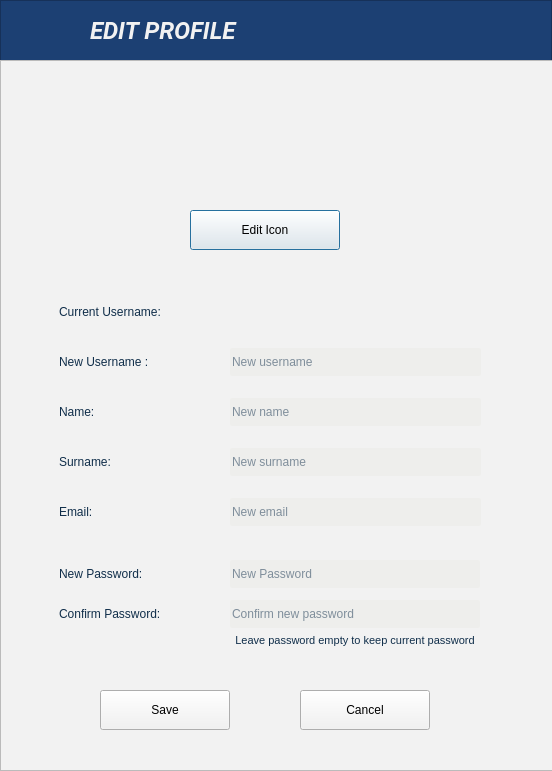
franco-ruggeri/write-together, file src/client/ProfileUpdateDialog.ui: the form before one commit.
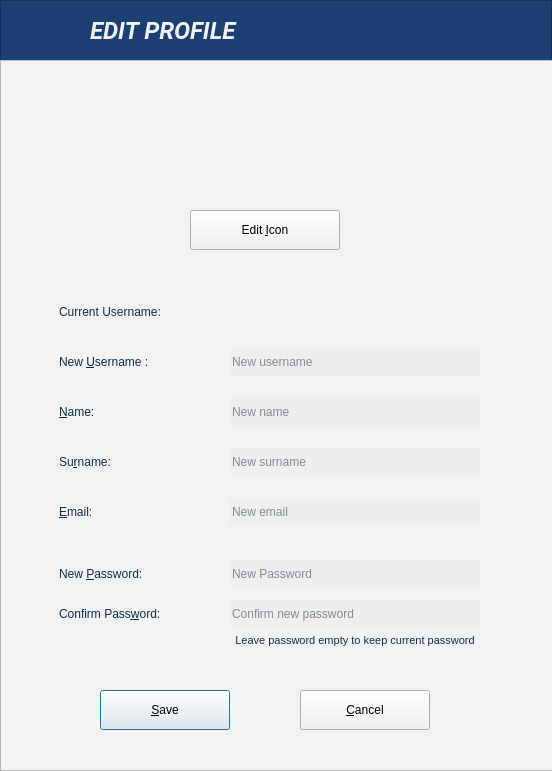
The form after the commit. Icons and pictures are not drawn.

Commit message: update profile while editing and minor changes

Diff of the .ui file:
```diff
--- a/src/client/ProfileUpdateDialog.ui
+++ b/src/client/ProfileUpdateDialog.ui
@@ -137,7 +137,7 @@
      <cursorShape>PointingHandCursor</cursorShape>
     </property>
     <property name="text">
-     <string>Edit Icon</string>
+     <string>Edit &amp;Icon</string>
     </property>
    </widget>
    <widget class="QPushButton" name="changepass_change_pushButton">
@@ -153,7 +153,10 @@
      <cursorShape>PointingHandCursor</cursorShape>
     </property>
     <property name="text">
-     <string>Save</string>
+     <string>&amp;Save</string>
+    </property>
+    <property name="default">
+     <bool>true</bool>
     </property>
    </widget>
    <widget class="QPushButton" name="changepass_cancel_pushButton">
@@ -169,7 +172,7 @@
      <cursorShape>PointingHandCursor</cursorShape>
     </property>
     <property name="text">
-     <string>Cancel</string>
+     <string>&amp;Cancel</string>
     </property>
    </widget>
    <widget class="QFrame" name="gridFrame">
@@ -237,7 +240,10 @@
       <string notr="true">color:  #102E4A;</string>
      </property>
      <property name="text">
-      <string>New Username :    </string>
+      <string>New &amp;Username :    </string>
+     </property>
+     <property name="buddy">
+      <cstring>changeuser_newuser_lineEdit</cstring>
      </property>
     </widget>
     <widget class="QLineEdit" name="changeuser_newuser_lineEdit">
@@ -278,7 +284,10 @@
       <string notr="true">color:  #102E4A;</string>
      </property>
      <property name="text">
-      <string>New Password:</string>
+      <string>New &amp;Password:</string>
+     </property>
+     <property name="buddy">
+      <cstring>changepass_newpass_lineEdit</cstring>
      </property>
     </widget>
     <widget class="QLineEdit" name="changepass_newpass_lineEdit">
@@ -343,7 +352,10 @@
       <string notr="true">color:  #102E4A;</string>
      </property>
      <property name="text">
-      <string>Confirm Password:</string>
+      <string>Confirm Pass&amp;word:</string>
+     </property>
+     <property name="buddy">
+      <cstring>changepass_confirmpass_lineEdit</cstring>
      </property>
     </widget>
     <widget class="QLabel" name="changeuser_newname_label">
@@ -359,7 +371,10 @@
       <string notr="true">color:  #102E4A;</string>
      </property>
      <property name="text">
-      <string>Name:    </string>
+      <string>&amp;Name:    </string>
+     </property>
+     <property name="buddy">
+      <cstring>changeuser_newname_lineEdit</cstring>
      </property>
     </widget>
     <widget class="QLabel" name="changeuser_newsurname_label">
@@ -375,7 +390,10 @@
       <string notr="true">color:  #102E4A;</string>
      </property>
      <property name="text">
-      <string>Surname:    </string>
+      <string>Su&amp;rname:    </string>
+     </property>
+     <property name="buddy">
+      <cstring>changeuser_newsurname_lineEdit</cstring>
      </property>
     </widget>
     <widget class="QLabel" name="changeuser_newemail_label">
@@ -391,7 +409,10 @@
       <string notr="true">color:  #102E4A;</string>
      </property>
      <property name="text">
-      <string>Email:    </string>
+      <string>&amp;Email:    </string>
+     </property>
+     <property name="buddy">
+      <cstring>changeuser_newemail_lineEdit</cstring>
      </property>
     </widget>
     <widget class="QLineEdit" name="changeuser_newname_lineEdit">
```
Left out of the diff: 2 changed lines with no effect on the pictures. The commit also changes 11 other files.
